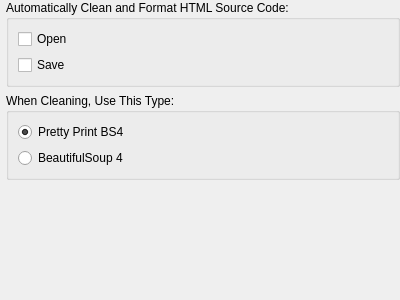
Qt form src/Sigil/Form_Files/PCleanSourceWidget.ui (Sigil-Ebook/Sigil) before a commit.
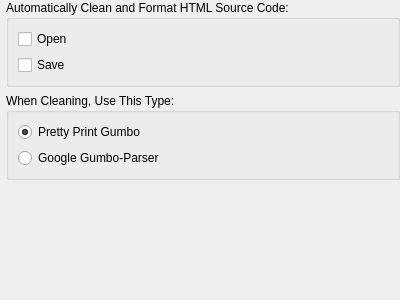
The same form after that commit.

Commit message: Use googles gumbo-parser to replace Tidy

Patch:
```diff
--- a/src/Sigil/Form_Files/PCleanSourceWidget.ui
+++ b/src/Sigil/Form_Files/PCleanSourceWidget.ui
@@ -77,7 +77,7 @@
          <string>Perform formatting and cleaning of your code to make it valid XHTML.</string>
         </property>
         <property name="text">
-         <string>Pretty Print BS4</string>
+         <string>Pretty Print Gumbo</string>
         </property>
         <property name="checked">
          <bool>true</bool>
@@ -91,7 +91,7 @@
 This may change your formatting to use inline style sections.</string>
         </property>
         <property name="text">
-         <string>BeautifulSoup 4</string>
+         <string>Google Gumbo-Parser</string>
         </property>
         <property name="checked">
          <bool>false</bool>
```
Left out of the diff: 4 changed lines with no effect on the pictures. The commit also changes 42 other files.
